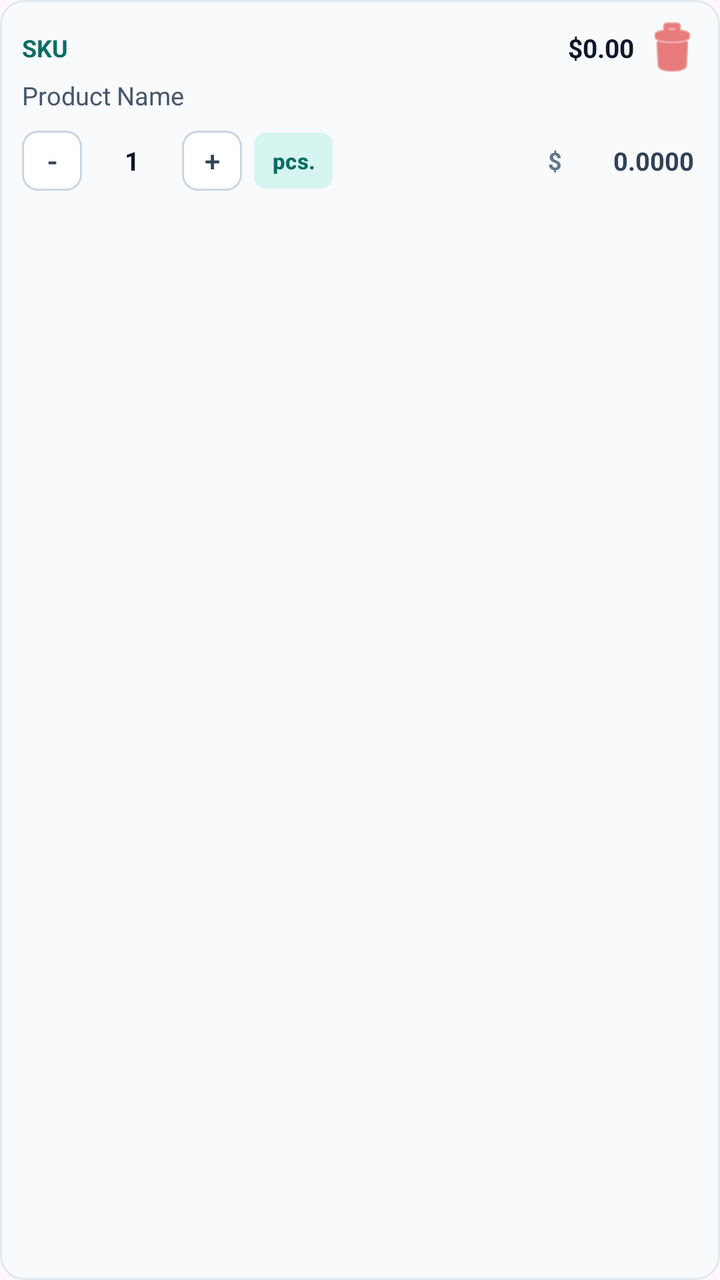
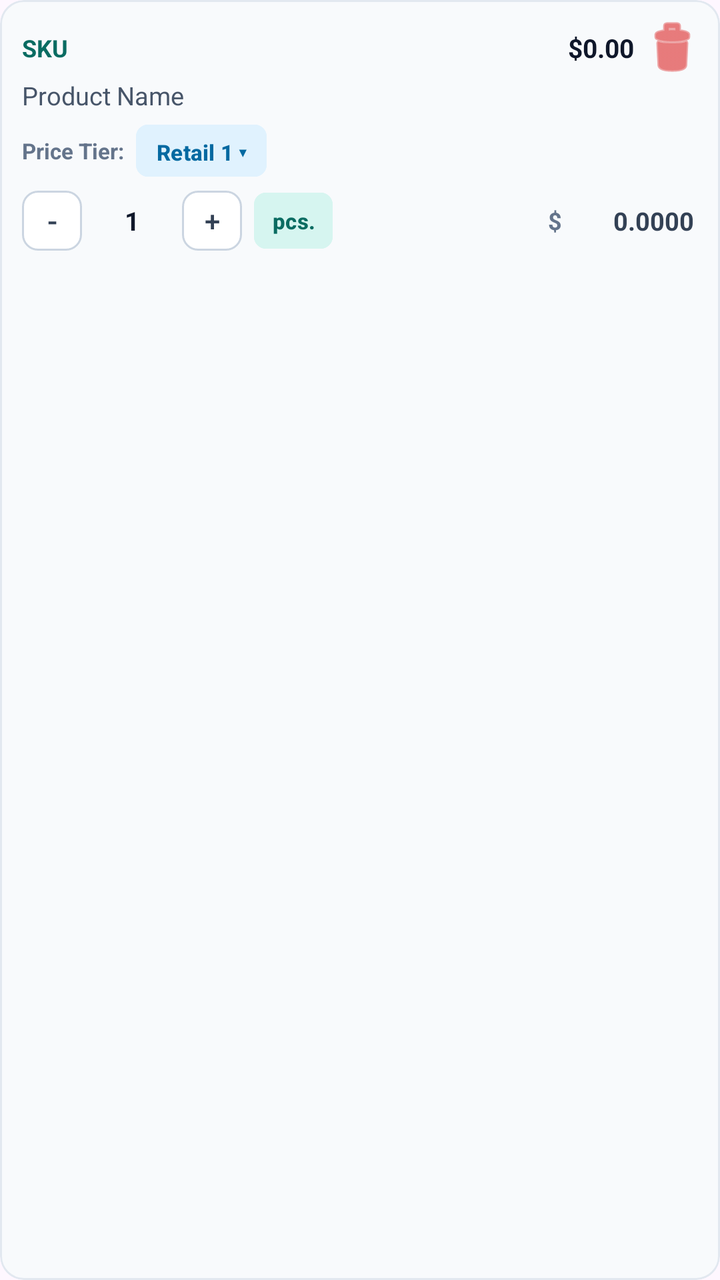

Screens rendered from an Android XML layout before and after an edit, with the pre-edit source and the edit as a unified diff.
<!-- AndroidManifest.xml: application theme Theme.InFlowPremium -->
<!-- res/layout/item_order_line.xml -->
<?xml version="1.0" encoding="utf-8"?>
<com.google.android.material.card.MaterialCardView xmlns:android="http://schemas.android.com/apk/res/android"
    xmlns:app="http://schemas.android.com/apk/res-auto"
    android:layout_width="match_parent"
    android:layout_height="wrap_content"
    android:layout_marginBottom="8dp"
    app:cardBackgroundColor="#F8FAFC"
    app:cardCornerRadius="12dp"
    app:strokeColor="#E2E8F0"
    app:strokeWidth="1dp">

    <LinearLayout
        android:layout_width="match_parent"
        android:layout_height="wrap_content"
        android:orientation="vertical"
        android:padding="11dp">

        <LinearLayout
            android:layout_width="match_parent"
            android:layout_height="wrap_content"
            android:gravity="center_vertical"
            android:orientation="horizontal">

            <TextView
                android:id="@+id/tvLineSku"
                android:layout_width="0dp"
                android:layout_height="wrap_content"
                android:layout_weight="1"
                android:text="SKU"
                android:textColor="#0A6C62"
                android:textSize="12sp"
                android:textStyle="bold" />

            <TextView
                android:id="@+id/tvLineSubtotal"
                android:layout_width="wrap_content"
                android:layout_height="wrap_content"
                android:text="$0.00"
                android:textColor="#0F172A"
                android:textSize="13sp"
                android:textStyle="bold" />

            <ImageButton
                android:id="@+id/btnDeleteLine"
                android:layout_width="26dp"
                android:layout_height="26dp"
                android:layout_marginStart="6dp"
                android:background="?attr/selectableItemBackgroundBorderless"
                android:contentDescription="Remove item"
                android:src="@android:drawable/ic_menu_delete"
                app:tint="@color/cancel_red" />
        </LinearLayout>

        <TextView
            android:id="@+id/tvLineName"
            android:layout_width="match_parent"
            android:layout_height="wrap_content"
            android:layout_marginTop="2dp"
            android:text="Product Name"
            android:textColor="#475569"
            android:textSize="12.5sp" />

        <LinearLayout
            android:layout_width="match_parent"
            android:layout_height="wrap_content"
            android:layout_marginTop="9dp"
            android:gravity="center_vertical"
            android:orientation="horizontal">

            <com.google.android.material.button.MaterialButton
                android:id="@+id/btnQtyMinus"
                style="@style/Widget.Material3.Button.OutlinedButton"
                android:layout_width="30dp"
                android:layout_height="30dp"
                android:backgroundTint="@color/white"
                android:insetTop="0dp"
                android:insetBottom="0dp"
                android:minWidth="0dp"
                android:padding="0dp"
                android:text="-"
                android:textColor="#334155"
                android:textSize="15sp"
                app:cornerRadius="8dp"
                app:strokeColor="#CBD5E1" />

            <EditText
                android:id="@+id/etLineQty"
                android:layout_width="46dp"
                android:layout_height="30dp"
                android:layout_marginHorizontal="2dp"
                android:background="@android:color/transparent"
                android:gravity="center"
                android:inputType="numberDecimal"
                android:padding="0dp"
                android:text="1"
                android:textColor="#0F172A"
                android:textSize="13sp"
                android:textStyle="bold" />

            <com.google.android.material.button.MaterialButton
                android:id="@+id/btnQtyPlus"
                style="@style/Widget.Material3.Button.OutlinedButton"
                android:layout_width="30dp"
                android:layout_height="30dp"
                android:backgroundTint="@color/white"
                android:insetTop="0dp"
                android:insetBottom="0dp"
                android:minWidth="0dp"
                android:padding="0dp"
                android:text="+"
                android:textColor="#334155"
                android:textSize="14sp"
                app:cornerRadius="8dp"
                app:strokeColor="#CBD5E1" />

            <com.google.android.material.button.MaterialButton
                android:id="@+id/btnLineUom"
                android:layout_width="wrap_content"
                android:layout_height="28dp"
                android:layout_marginStart="6dp"
                android:backgroundTint="#D6F5F0"
                android:insetTop="0dp"
                android:insetBottom="0dp"
                android:minWidth="0dp"
                android:paddingHorizontal="9dp"
                android:text="pcs."
                android:textColor="#0A6C62"
                android:textSize="11sp"
                android:textStyle="bold"
                app:cornerRadius="6dp" />

            <View
                android:layout_width="0dp"
                android:layout_height="1dp"
                android:layout_weight="1" />

            <TextView
                android:layout_width="wrap_content"
                android:layout_height="wrap_content"
                android:text="$"
                android:textColor="#64748B"
                android:textSize="12sp"
                android:textStyle="bold" />

            <EditText
                android:id="@+id/etLinePrice"
                android:layout_width="68dp"
                android:layout_height="30dp"
                android:background="@android:color/transparent"
                android:gravity="end|center_vertical"
                android:inputType="numberDecimal"
                android:paddingHorizontal="2dp"
                android:text="0.0000"
                android:textColor="#334155"
                android:textSize="12.5sp"
                android:textStyle="bold" />
        </LinearLayout>

    </LinearLayout>
</com.google.android.material.card.MaterialCardView>
<!-- resources referenced by this layout -->
<resources>
  <color name="cancel_red">#DC2626</color>
  <color name="white">#FFFFFF</color>
  <style name="Theme.InFlowPremium" parent="Theme.Material3.Light.NoActionBar">
          <item name="colorPrimary">@color/primary</item>
          <item name="colorPrimaryDark">@color/primary_dark</item>
          <item name="colorSecondary">@color/accent</item>
          <item name="android:statusBarColor">@android:color/transparent</item>
          <item name="android:windowLightStatusBar" tools:targetApi="m">true</item>
          <item name="android:navigationBarColor">@android:color/transparent</item>
          <item name="android:windowLightNavigationBar" tools:targetApi="o_mr1">true</item>
          <item name="android:enforceNavigationBarContrast" tools:targetApi="q">false</item>
          <item name="android:enforceStatusBarContrast" tools:targetApi="q">false</item>
      </style>
  <color name="primary">#0D9488</color>
  <color name="primary_dark">#0F766E</color>
  <color name="accent">#10B981</color>
</resources>

<!-- the commit's change to res/layout/item_order_line.xml (unified diff, before → after) -->
@@ -63,7 +63,53 @@
         <LinearLayout
             android:layout_width="match_parent"
             android:layout_height="wrap_content"
-            android:layout_marginTop="9dp"
+            android:layout_marginTop="6dp"
+            android:gravity="center_vertical"
+            android:orientation="horizontal">
+
+            <TextView
+                android:layout_width="wrap_content"
+                android:layout_height="wrap_content"
+                android:text="Price Tier:"
+                android:textColor="#64748B"
+                android:textSize="11sp"
+                android:textStyle="bold" />
+
+            <com.google.android.material.button.MaterialButton
+                android:id="@+id/btnLineTier"
+                android:layout_width="wrap_content"
+                android:layout_height="26dp"
+                android:layout_marginStart="6dp"
+                android:backgroundTint="#E0F2FE"
+                android:insetTop="0dp"
+                android:insetBottom="0dp"
+                android:minWidth="0dp"
+                android:paddingHorizontal="10dp"
+                android:text="Retail 1 ▾"
+                android:textColor="#0369A1"
+                android:textSize="11sp"
+                android:textStyle="bold"
+                app:cornerRadius="6dp" />
+
+            <TextView
+                android:id="@+id/tvLinePackHint"
+                android:layout_width="0dp"
+                android:layout_height="wrap_content"
+                android:layout_marginStart="8dp"
+                android:layout_weight="1"
+                android:ellipsize="end"
+                android:gravity="end"
+                android:maxLines="1"
+                android:text=""
+                android:textColor="#64748B"
+                android:textSize="10.5sp"
+                android:visibility="gone" />
+        </LinearLayout>
+
+        <LinearLayout
+            android:layout_width="match_parent"
+            android:layout_height="wrap_content"
+            android:layout_marginTop="7dp"
             android:gravity="center_vertical"
             android:orientation="horizontal">
 
